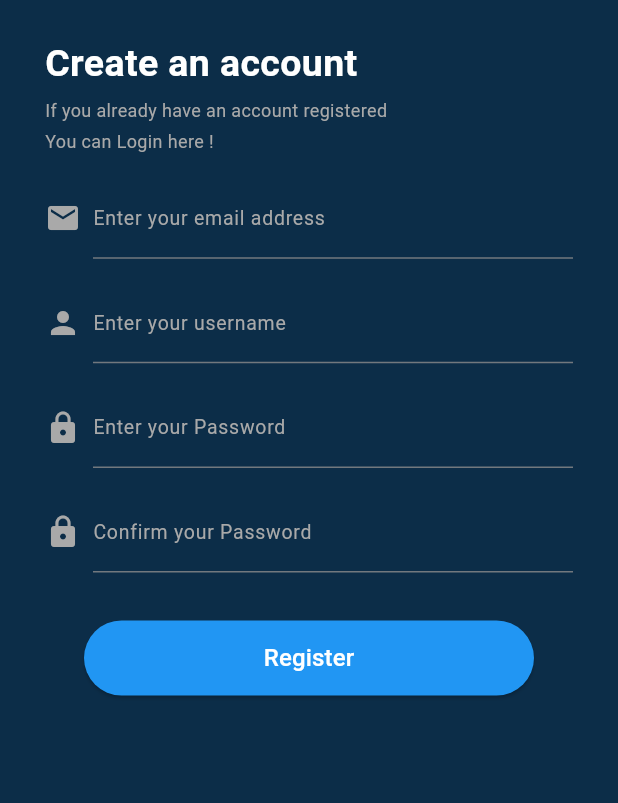
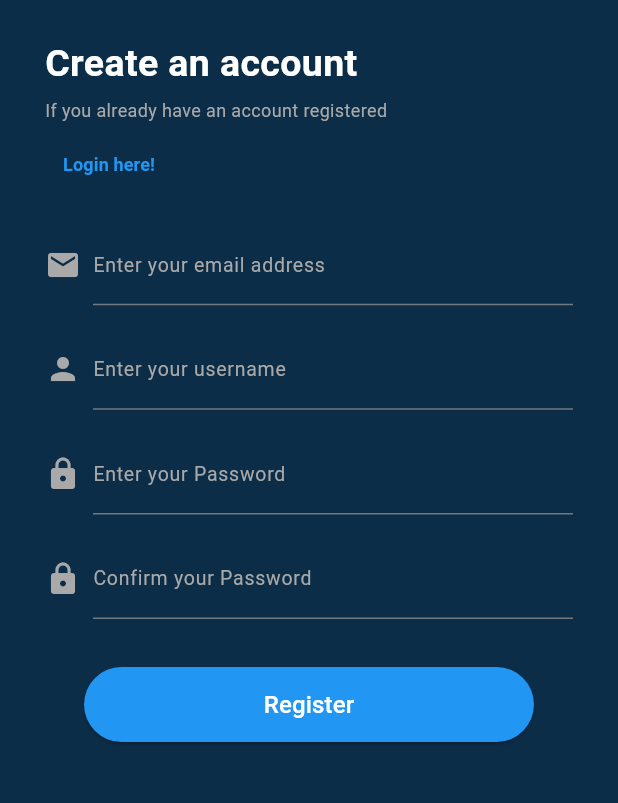
Before and after one commit to CaelaGilbao/cc206-Cal_fit, a Flutter app: the RegistrationPage screen opened directly, on a phone screen of 412 x 824 dp, the part 317-1120 px from its top. Run offline on Flutter 3.47's test engine with Material 2 defaults, Android fonts, the phone set to English and light mode, and no system bars; Roboto replaces fonts that are missing (Poppins); project files that could hold a hidden picture were left out.

Commit message:
Update sign_up.dart

```diff
--- a/lib/auth/sign_up.dart
+++ b/lib/auth/sign_up.dart
@@ -1,3 +1,5 @@
+import 'package:cc206_cal_fit/auth/log_in.dart';
+import 'package:cc206_cal_fit/features/food_suggestions.dart';
 import 'package:flutter/material.dart';
 
 class RegistrationPage extends StatefulWidget {
@@ -64,11 +66,22 @@ class _RegistrationPageState extends State<RegistrationPage> {
               Row(
                 crossAxisAlignment: CrossAxisAlignment.start,
                 children: [
-                  Text(
-                    'You can Login here !',
-                    style: TextStyle(
-                      fontSize: 12.0,
-                      color: customGray,
+                  TextButton(
+                    onPressed: () {
+                      //navigation logic to the registration page
+                      Navigator.push(
+                        context,
+                        MaterialPageRoute(builder: (context) => LoginPage()),
+                      );
+                      print('Navigate to registration page');
+                    },
+                    child: Text(
+                      'Login here!',
+                      style: TextStyle(
+                          fontFamily: 'Poppins',
+                          color: Colors.blue,
+                          fontSize: 12,
+                          fontWeight: FontWeight.bold),
                     ),
                   ),
                 ],
@@ -110,6 +123,10 @@ class _RegistrationPageState extends State<RegistrationPage> {
                   // Add your logic for processing the registration data
                   print(
                       'Email: $email, Username: $username, Password: $password, Confirm Password: $confirmPassword');
+                  Navigator.push(
+                    context,
+                    MaterialPageRoute(builder: (context) => LoginPage()),
+                  );
                 },
                 style: ElevatedButton.styleFrom(
                   primary: Colors.blue, // Set the button color to blue
```
